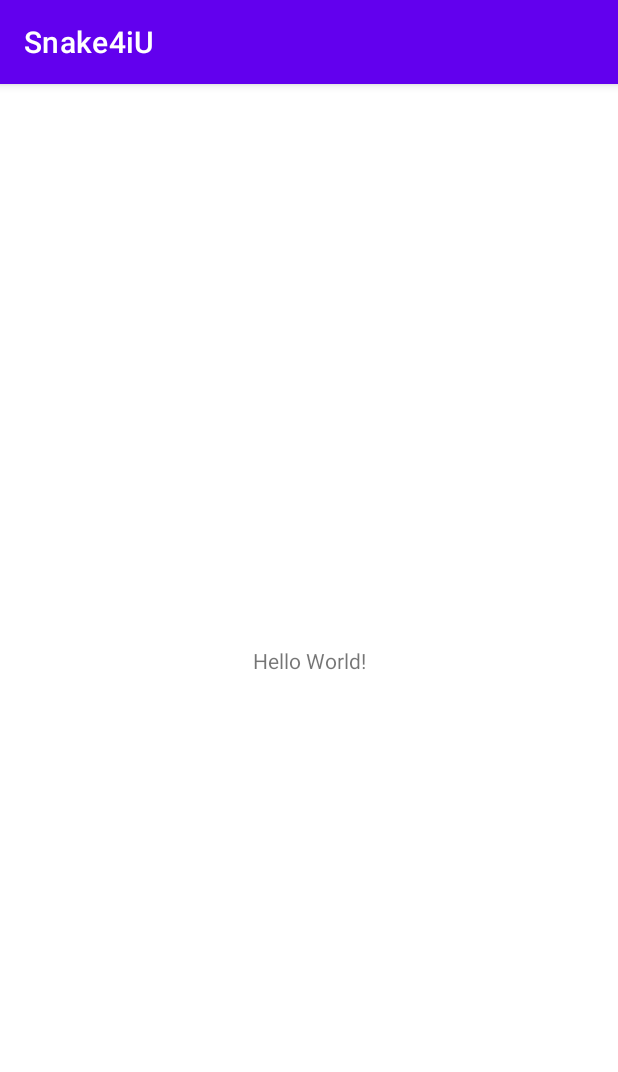
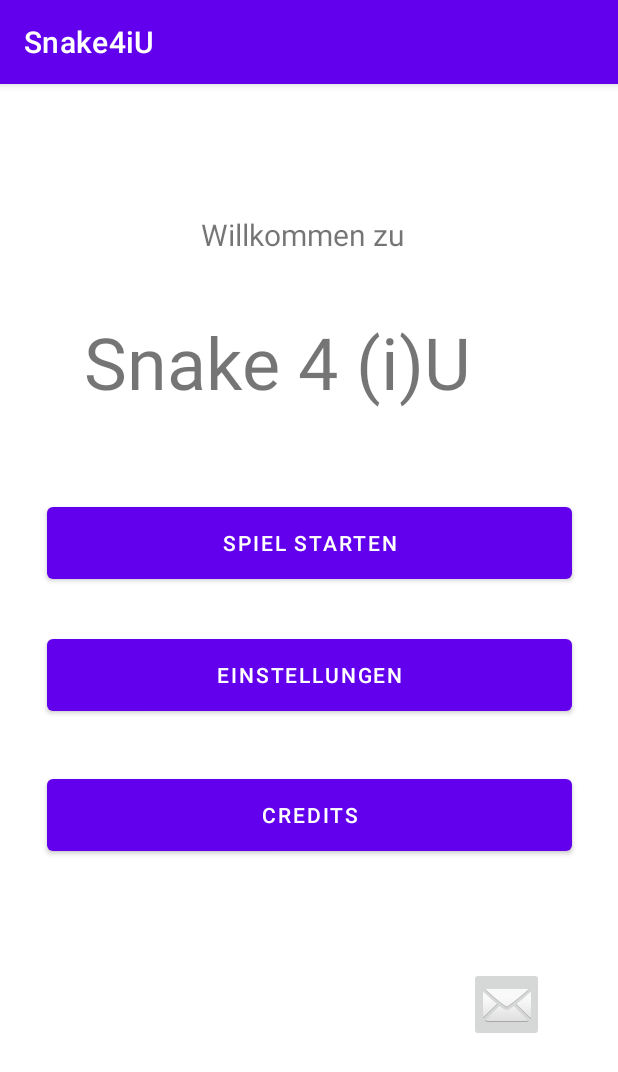
Before and after one commit to knautschka/Snake4iU, an Android app: the screen it shows after launch (MainActivity), on a phone screen of 412 x 824 dp. Shown: the top 1072 px of the screen. Run offline under Robolectric (Android 15) with nearby library versions, the phone set to English and light mode, and no system bars.

Commit message:
MenüButtons eingefügt.

```diff
--- a/app/src/main/res/layout/activity_main.xml
+++ b/app/src/main/res/layout/activity_main.xml
@@ -6,13 +6,82 @@
     android:layout_height="match_parent"
     tools:context=".MainActivity">
 
+    <Button
+        android:id="@+id/start"
+        android:layout_width="350dp"
+        android:layout_height="60dp"
+        android:layout_marginStart="41dp"
+        android:layout_marginEnd="41dp"
+        android:layout_marginBottom="24dp"
+        android:text="Spiel starten"
+        android:visibility="visible"
+        app:layout_constraintBottom_toTopOf="@+id/settings"
+        app:layout_constraintEnd_toEndOf="parent"
+        app:layout_constraintStart_toStartOf="parent"
+        app:layout_constraintTop_toBottomOf="@+id/gameTitle"
+        tools:visibility="visible" />
+
+    <Button
+        android:id="@+id/settings"
+        android:layout_width="350dp"
+        android:layout_height="60dp"
+        android:layout_marginStart="41dp"
+        android:layout_marginEnd="41dp"
+        android:layout_marginBottom="30dp"
+        android:text="Einstellungen"
+        app:layout_constraintBottom_toTopOf="@+id/credits"
+        app:layout_constraintEnd_toEndOf="parent"
+        app:layout_constraintStart_toStartOf="parent"
+        app:layout_constraintTop_toBottomOf="@+id/start" />
+
+    <ImageButton
+        android:id="@+id/imageButton"
+        android:layout_width="50dp"
+        android:layout_height="50dp"
+        android:layout_marginEnd="49dp"
+        android:layout_marginBottom="126dp"
+        app:layout_constraintBottom_toBottomOf="parent"
+        app:layout_constraintEnd_toEndOf="parent"
+        app:layout_constraintTop_toBottomOf="@+id/credits"
+        app:srcCompat="@android:drawable/ic_dialog_email" />
+
+    <Button
+        android:id="@+id/credits"
+        android:layout_width="350dp"
+        android:layout_height="60dp"
+        android:layout_marginStart="41dp"
+        android:layout_marginEnd="41dp"
+        android:layout_marginBottom="67dp"
+        android:text="Credits"
+        app:layout_constraintBottom_toTopOf="@+id/imageButton"
+        app:layout_constraintEnd_toEndOf="parent"
+        app:layout_constraintStart_toStartOf="parent"
+        app:layout_constraintTop_toBottomOf="@+id/settings" />
+
     <TextView
-        android:layout_width="wrap_content"
-        android:layout_height="wrap_content"
-        android:text="Hello World!"
-        app:layout_constraintBottom_toBottomOf="parent"
+        android:id="@+id/gameHeadline"
+        android:layout_width="144dp"
+        android:layout_height="50dp"
+        android:layout_marginTop="83dp"
+        android:layout_marginBottom="12dp"
+        android:text="Willkommen zu"
+        android:textSize="20sp"
+        app:layout_constraintBottom_toTopOf="@+id/gameTitle"
         app:layout_constraintEnd_toEndOf="parent"
         app:layout_constraintStart_toStartOf="parent"
         app:layout_constraintTop_toTopOf="parent" />
 
+    <TextView
+        android:id="@+id/gameTitle"
+        android:layout_width="300dp"
+        android:layout_height="80dp"
+        android:layout_marginStart="55dp"
+        android:layout_marginEnd="55dp"
+        android:layout_marginBottom="40dp"
+        android:text="Snake 4 (i)U"
+        android:textSize="48sp"
+        app:layout_constraintBottom_toTopOf="@+id/start"
+        app:layout_constraintEnd_toEndOf="parent"
+        app:layout_constraintStart_toStartOf="parent"
+        app:layout_constraintTop_toBottomOf="@+id/gameHeadline" />
 </androidx.constraintlayout.widget.ConstraintLayout>
--- a/build.gradle
+++ b/build.gradle
@@ -1,5 +1,5 @@
 // Top-level build file where you can add configuration options common to all sub-projects/modules.
 plugins {
-    id 'com.android.application' version '7.3.1' apply false
-    id 'com.android.library' version '7.3.1' apply false
+    id 'com.android.application' version '7.4.2' apply false
+    id 'com.android.library' version '7.4.2' apply false
 }
```
Also changed, not shown: gradle/wrapper/gradle-wrapper.properties.
